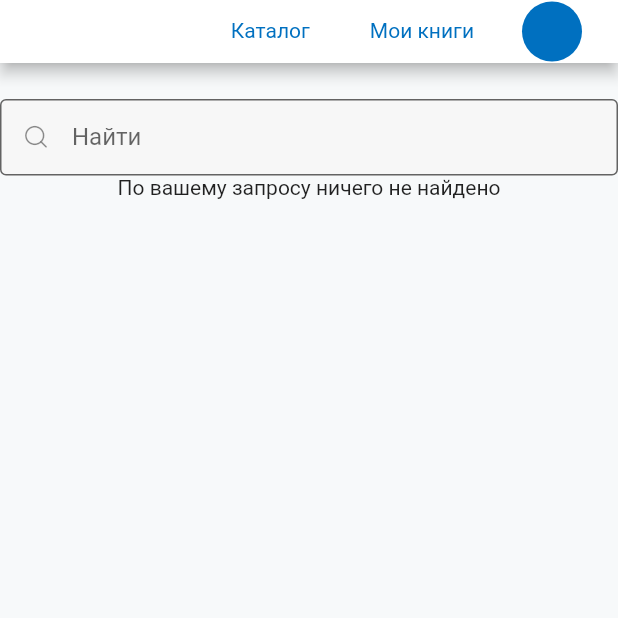
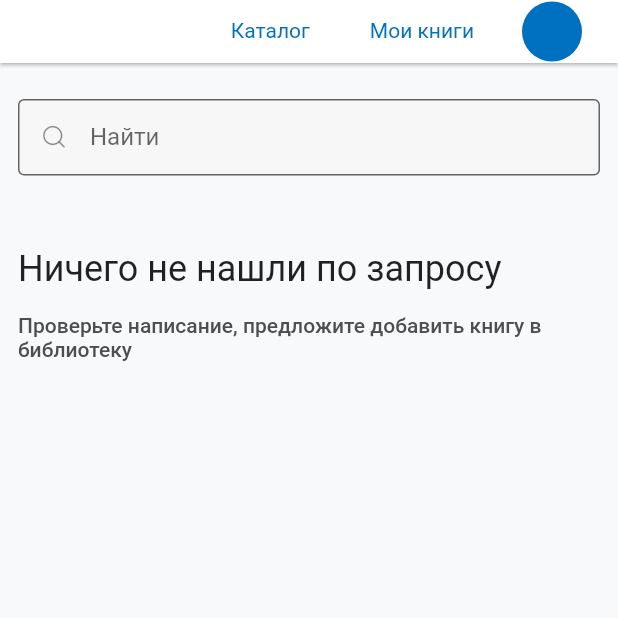
Before and after one commit to iAmTosuj/awesome_library, a Flutter app: the screen it shows after launch, on a phone screen of 412 x 824 dp, the top half of it. Run offline on Flutter 3.47's test engine with Material 2 defaults, Android fonts, the light colour scheme and no system bars; our stand-ins replace cached_network_image, dio, freezed_annotation, get_it, go_router, google_fonts; network calls fail.

Commit message:
feat(main): create not found widget

```diff
--- a/lib/app/common/widgets/layout.dart
+++ b/lib/app/common/widgets/layout.dart
@@ -16,6 +16,7 @@ class Layout extends StatelessWidget {
         backgroundColor: ResColors.bgGrey,
         appBar: AppBar(
           toolbarHeight: 42,
+          elevation: 1,
           leading: GoRouter.of(context).location != RouteInfo.main.path
               ? DefaultTextStyle(
                   style: const TextStyle(color: ResColors.bluePrimary),
--- a/lib/app/feature/home_page/page/main_page.dart
+++ b/lib/app/feature/home_page/page/main_page.dart
@@ -3,6 +3,7 @@ import 'package:library_web/app/feature/home_page/model/book_model.dart';
 import 'package:library_web/app/feature/home_page/state/MainController.dart';
 import 'package:library_web/app/feature/home_page/widgets/book_category_widget.dart';
 import 'package:library_web/app/feature/home_page/widgets/book_list_widget.dart';
+import 'package:library_web/app/feature/home_page/widgets/book_not_found.dart';
 import 'package:library_web/app/feature/home_page/widgets/search_widget.dart';
 import 'package:provider/provider.dart';
 
@@ -19,16 +20,21 @@ class MainPage extends StatelessWidget {
               builder: (_, state, __) => Column(
                     crossAxisAlignment: CrossAxisAlignment.start,
                     children: [
-                      Center(
-                        child: Container(
-                          constraints: const BoxConstraints(maxWidth: 600),
-                          margin: const EdgeInsets.only(top: 24),
-                          child: SearchWidget(),
+                      Container(
+                        width: 700,
+                        padding: const EdgeInsets.symmetric(
+                          vertical: 24,
+                          horizontal: 12,
                         ),
+                        child: SearchWidget(),
                       ),
                       if (state.bookListModel.isEmpty)
-                        const Center(
-                          child: Text('По вашему запросу ничего не найдено'),
+                        const Padding(
+                          padding: EdgeInsets.symmetric(
+                            vertical: 24,
+                            horizontal: 12,
+                          ),
+                          child: BookNotFound(),
                         )
                       else
                         ...state.bookListModel.map<Widget>((e) {
--- /dev/null
+++ b/lib/app/feature/home_page/widgets/book_not_found.dart
@@ -0,0 +1,29 @@
+import 'package:flutter/material.dart';
+import 'package:library_web/app/common/resources/res_colors.dart';
+
+class BookNotFound extends StatelessWidget {
+  const BookNotFound({Key? key}) : super(key: key);
+
+  @override
+  Widget build(BuildContext context) {
+    return Column(
+      crossAxisAlignment: CrossAxisAlignment.start,
+      children: [
+        Text(
+          'Ничего не нашли по запросу',
+          style: Theme.of(context).textTheme.headline5,
+        ),
+        const SizedBox(
+          height: 16,
+        ),
+        Text(
+          'Проверьте написание, предложите добавить книгу в библиотеку',
+          style: Theme.of(context)
+              .textTheme
+              .bodyText1
+              ?.copyWith(color: ResColors.textSecondary),
+        ),
+      ],
+    );
+  }
+}
```
